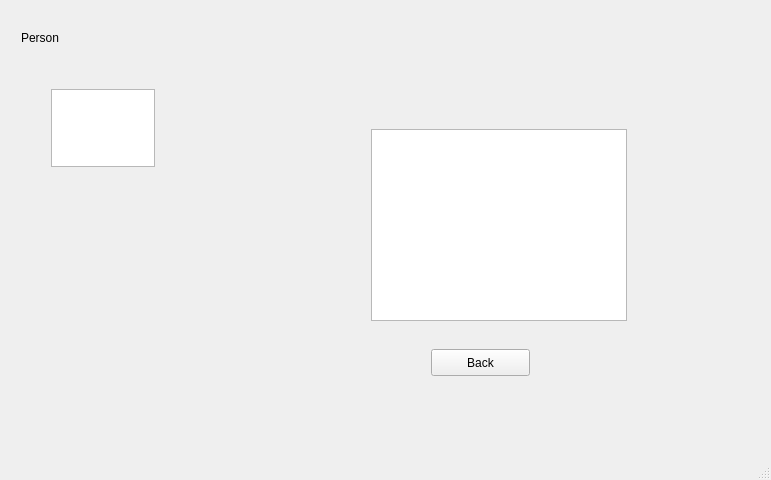
First picture: the form in mainwindow.ui, repository jonbobbly/text-adventure, before the edit.
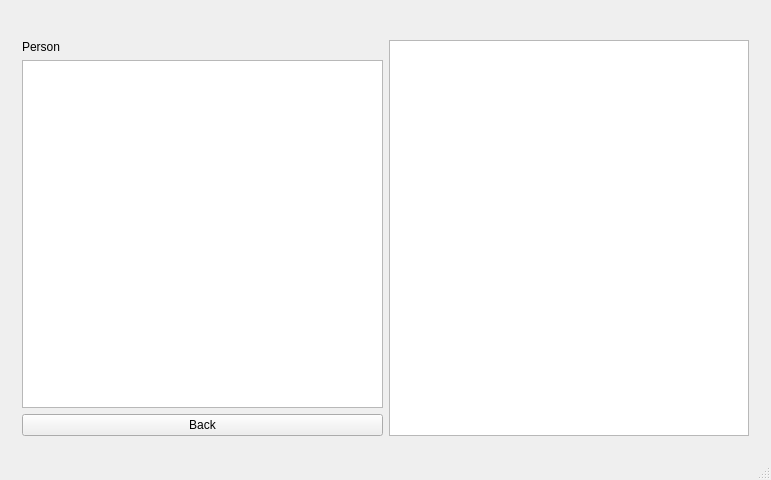
Second picture: the form after the edit. The open tabs and pages were chosen to show the change.

Commit message: Added save and open dialogs

Patch:
```diff
--- a/mainwindow.ui
+++ b/mainwindow.ui
@@ -140,52 +140,32 @@
        </layout>
       </widget>
       <widget class="QWidget" name="page">
+       <layout class="QHBoxLayout" name="horizontalLayout">
+        <item>
+         <layout class="QVBoxLayout" name="verticalLayout_6">
+          <item>
        <widget class="QLabel" name="lblPersonName">
-        <property name="geometry">
-         <rect>
-          <x>10</x>
-          <y>0</y>
-          <width>67</width>
-          <height>17</height>
-         </rect>
-        </property>
         <property name="text">
          <string>Person</string>
         </property>
        </widget>
-       <widget class="QPlainTextEdit" name="txtPersonOutput">
-        <property name="geometry">
-         <rect>
-          <x>40</x>
-          <y>60</y>
-          <width>104</width>
-          <height>78</height>
-         </rect>
-        </property>
-       </widget>
-       <widget class="QListView" name="lstPersonInput">
-        <property name="geometry">
-         <rect>
-          <x>360</x>
-          <y>100</y>
-          <width>256</width>
-          <height>192</height>
-         </rect>
-        </property>
-       </widget>
+          </item>
+          <item>
+           <widget class="QPlainTextEdit" name="txtPersonOutput"/>
+          </item>
+          <item>
        <widget class="QPushButton" name="btnPerson2World">
-        <property name="geometry">
-         <rect>
-          <x>420</x>
-          <y>320</y>
-          <width>99</width>
-          <height>27</height>
-         </rect>
-        </property>
         <property name="text">
          <string>Back</string>
         </property>
        </widget>
+          </item>
+         </layout>
+        </item>
+        <item>
+         <widget class="QListView" name="lstPersonInput"/>
+        </item>
+       </layout>
       </widget>
      </widget>
     </item>
```
Lines whose indentation alone changed are shown as unchanged. The commit also changes 5 other files.
